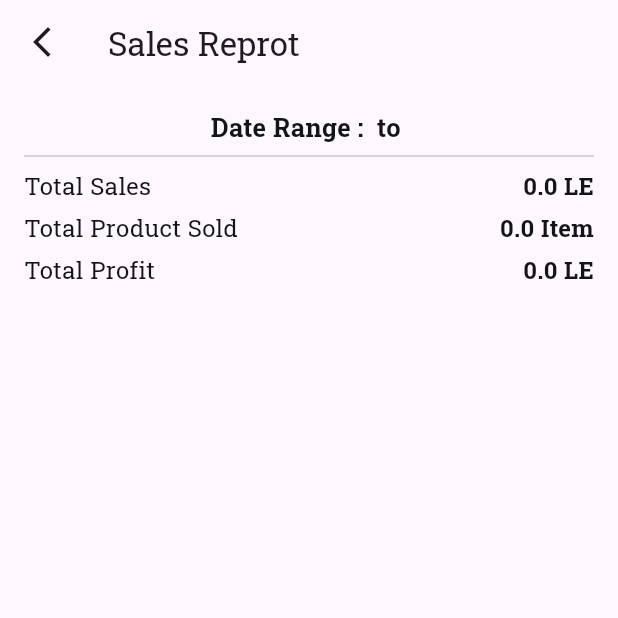
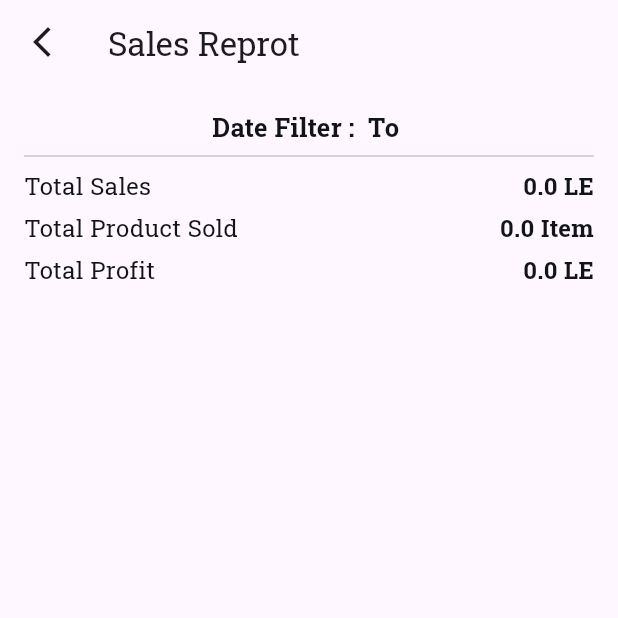
Before and after one commit to amrelmaadawy/shop_management, a Flutter app: the CustomizedReport screen opened directly with empty values, on a phone screen of 412 x 824 dp, the top half of it. Run offline on Flutter 3.47's test engine with Material 3 defaults, Android fonts, the phone set to English and light mode, and no system bars; our stand-ins replace dotted_border, flutter_riverpod, hive, hive_flutter, image_picker, pdf and 4 more; accounts and stored records are empty.

Commit message:
fix customzied reprot localization

```diff
--- a/lib/features/reports/ui/customized_report.dart
+++ b/lib/features/reports/ui/customized_report.dart
@@ -3,6 +3,7 @@ import 'package:small_managements/core/utils/app_colors.dart';
 import 'package:small_managements/features/reports/logic/pdf/generate_pdf.dart';
 import 'package:small_managements/features/reports/ui/widgets/custom_total_row.dart';
 import 'package:small_managements/features/sales/model/sold_product_model.dart';
+import 'package:small_managements/generated/l10n.dart';
 
 class CustomizedReport extends StatelessWidget {
   const CustomizedReport({
@@ -26,7 +27,7 @@ class CustomizedReport extends StatelessWidget {
 
     return Scaffold(
       appBar: AppBar(
-        title: Text('Sales Reprot'),
+        title: Text(S.of(context).salesReprot),
         leading: IconButton(
           onPressed: () {
             Navigator.pop(context);
@@ -41,19 +42,19 @@ class CustomizedReport extends StatelessWidget {
           child: Column(
             children: [
               Text(
-                'Date Range : $startDate to $endDate',
+                '${S.of(context).dateRange} : $startDate ${S.of(context).to} $endDate',
                 style: TextStyle(fontSize: 17, fontWeight: FontWeight.bold),
               ),
               Divider(),
-              CustomTotalsRow(totals: '$totalSales LE', label: 'Total Sales'),
+              CustomTotalsRow(totals: '$totalSales ${S.of(context).LE}', label: S.of(context).totalSales),
               SizedBox(height: 5),
               CustomTotalsRow(
-                totals: '$totalProductSold Item',
-                label: 'Total Product Sold',
+                totals: '$totalProductSold ${S.of(context).item}',
+                label: S.of(context).totalProductSold,
               ),
               SizedBox(height: 5),
 
-              CustomTotalsRow(totals: '$totalProfit LE', label: 'Total Profit'),
+              CustomTotalsRow(totals: '$totalProfit ${S.of(context).LE}', label: S.of(context).totalProfit),
               SizedBox(height: 10),
               SizedBox(
                 height: 400,
@@ -63,7 +64,7 @@ class CustomizedReport extends StatelessWidget {
                       children: [
                         Text(soldProducts[index].productName),
                         Spacer(),
-                        Text("${soldProducts[index].quantity} Items Sold"),
+                        Text("${soldProducts[index].quantity} ${S.of(context).itemsSold}"),
                       ],
                     );
                   },
@@ -88,7 +89,7 @@ class CustomizedReport extends StatelessWidget {
                       : AppColors.kBlueElevatedButtonLightMode,
                 ),
                 child: Text(
-                  'Exprot Reprot',
+                  S.of(context).exprotReprot,
                   style: TextStyle(
                     color: isDark ? Colors.black : Colors.white,
                     fontWeight: FontWeight.bold,
```
Also changed, not shown: lib/l10n/intl_ar.arb (+9 -1 lines), lib/l10n/intl_en.arb (+9 -1 lines), lib/generated/intl/messages_ar.dart, lib/generated/intl/messages_en.dart, lib/generated/l10n.dart.
